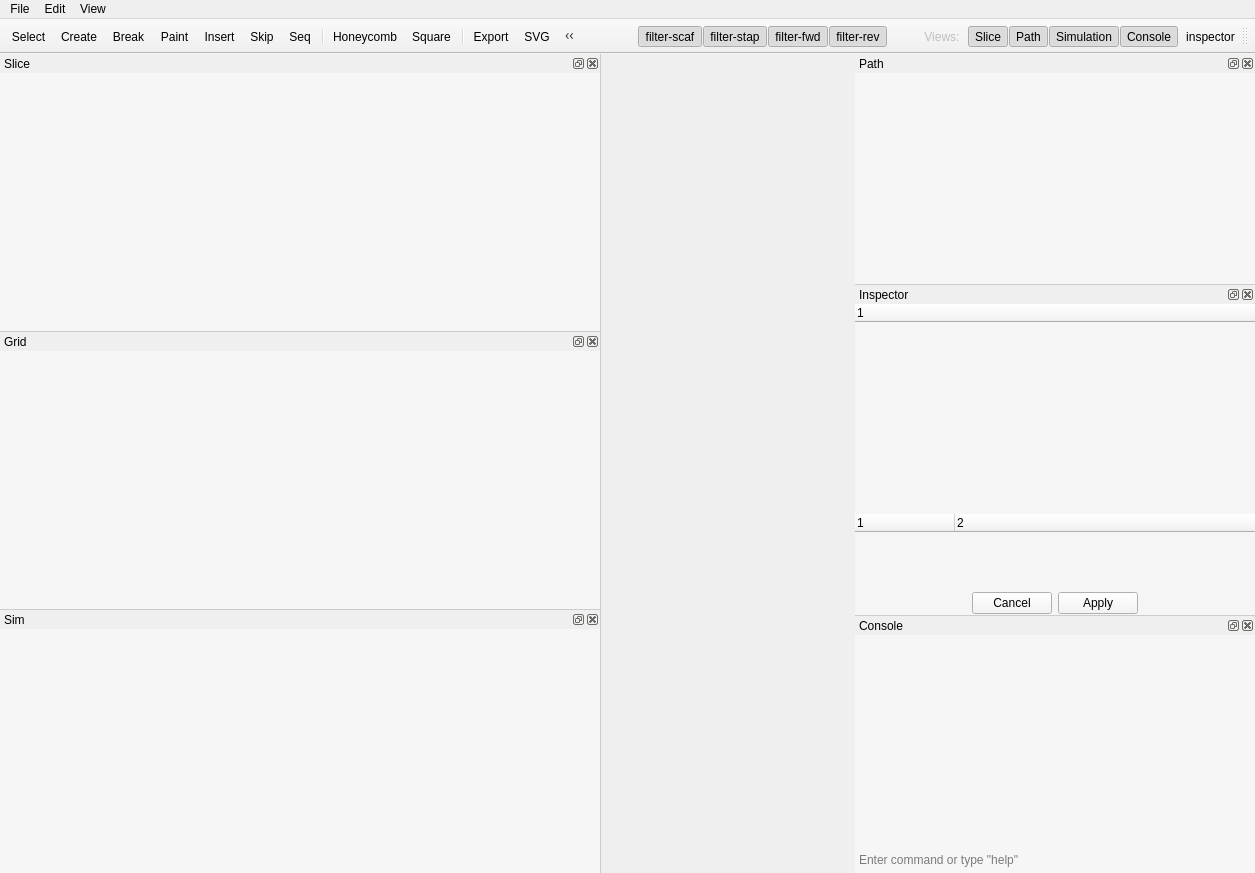
Above: cadnano/gui/ui/mainwindow/mainwindow.ui from cadnano/cadnano2.5 before the change. Below: the same form after it.
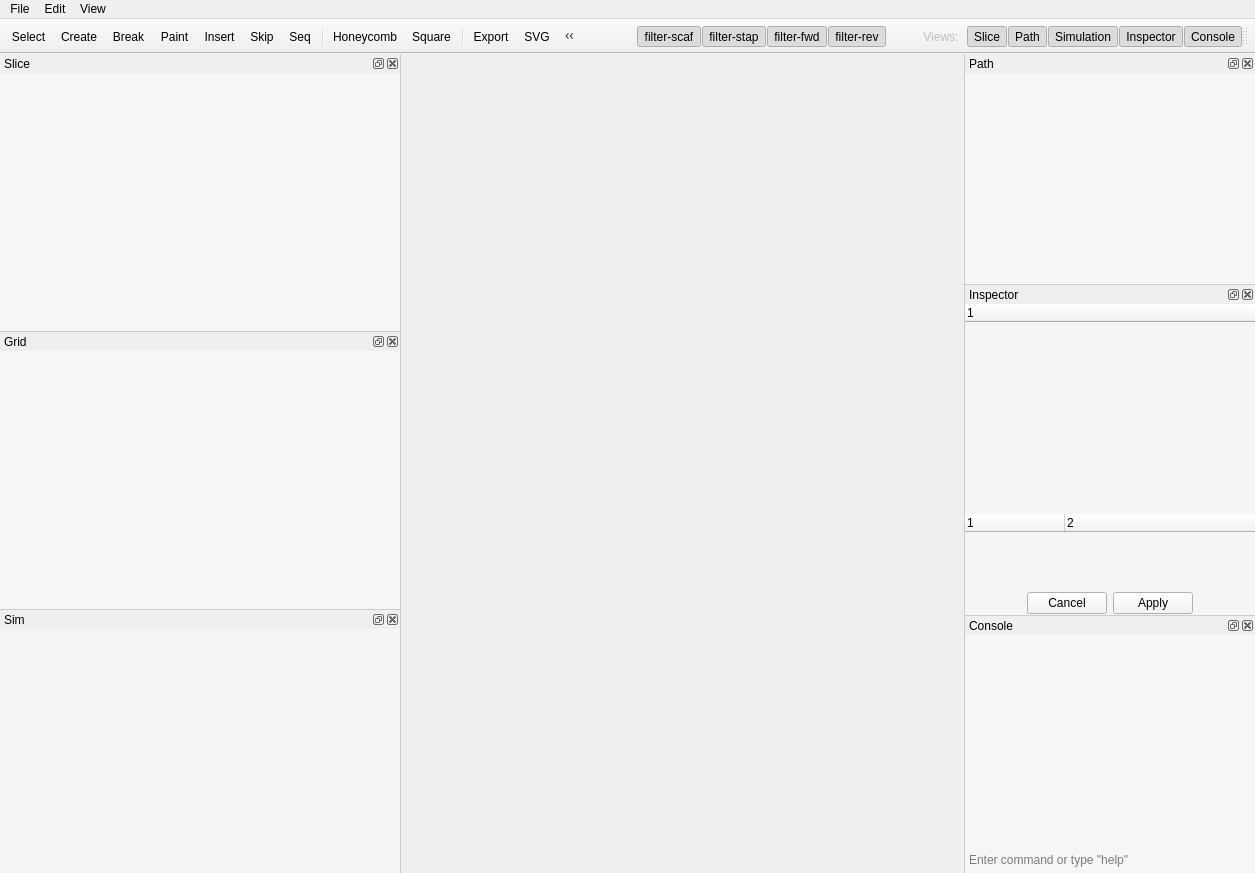
That is the form after the change. Icons and pictures are not drawn. Custom widgets are drawn as their Qt base class.

```diff
--- a/cadnano/gui/ui/mainwindow/mainwindow.ui
+++ b/cadnano/gui/ui/mainwindow/mainwindow.ui
@@ -124,8 +124,8 @@
    <attribute name="toolBarBreak">
     <bool>false</bool>
    </attribute>
-   <addaction name="action_inspector"/>
    <addaction name="action_console"/>
+   <addaction name="action_inspector"/>
    <addaction name="action_sim"/>
    <addaction name="action_path"/>
    <addaction name="action_slice"/>
@@ -186,7 +186,7 @@
   <widget class="QDockWidget" name="slice_dock_widget">
    <property name="minimumSize">
     <size>
-     <width>600</width>
+     <width>200</width>
      <height>200</height>
     </size>
    </property>
@@ -365,7 +365,7 @@
   <widget class="QDockWidget" name="path_dock_widget">
    <property name="minimumSize">
     <size>
-     <width>400</width>
+     <width>200</width>
      <height>200</height>
     </size>
    </property>
@@ -518,6 +518,9 @@
         <property name="focusPolicy">
          <enum>Qt::StrongFocus</enum>
         </property>
+        <property name="styleSheet">
+         <string notr="true">QTreeView {alternate-background-color:#f0f0f0;}</string>
+        </property>
         <property name="frameShape">
          <enum>QFrame::NoFrame</enum>
         </property>
@@ -565,14 +568,14 @@
   </widget>
   <widget class="SimDockWidget" name="sim_dock_widget">
    <property name="sizePolicy">
-    <sizepolicy hsizetype="Expanding" vsizetype="Expanding">
+    <sizepolicy hsizetype="Preferred" vsizetype="Preferred">
      <horstretch>0</horstretch>
      <verstretch>0</verstretch>
     </sizepolicy>
    </property>
    <property name="minimumSize">
     <size>
-     <width>600</width>
+     <width>200</width>
      <height>200</height>
     </size>
    </property>
@@ -609,14 +612,14 @@
    </property>
    <property name="minimumSize">
     <size>
-     <width>400</width>
-     <height>0</height>
+     <width>200</width>
+     <height>123</height>
     </size>
    </property>
-   <property name="maximumSize">
+   <property name="baseSize">
     <size>
-     <width>400</width>
-     <height>524287</height>
+     <width>250</width>
+     <height>0</height>
     </size>
    </property>
    <property name="windowTitle">
@@ -626,10 +629,10 @@
     <number>2</number>
    </attribute>
    <widget class="QWidget" name="console_dock_widget_contents">
-    <property name="maximumSize">
+    <property name="minimumSize">
      <size>
-      <width>400</width>
-      <height>16777215</height>
+      <width>200</width>
+      <height>0</height>
      </size>
     </property>
     <property name="styleSheet">
@@ -1187,14 +1190,14 @@
     <bool>true</bool>
    </property>
    <property name="checked">
-    <bool>false</bool>
+    <bool>true</bool>
    </property>
    <property name="icon">
     <iconset resource="cadnano.gui.ui.mainwindow.icons.qrc">
      <normaloff>:/parttools/outliner</normaloff>:/parttools/outliner</iconset>
    </property>
    <property name="text">
-    <string>inspector</string>
+    <string>Inspector</string>
    </property>
    <property name="toolTip">
     <string>Toggle Outliner</string>
```
Left out of the diff: 3 changed lines with no effect on the pictures.
